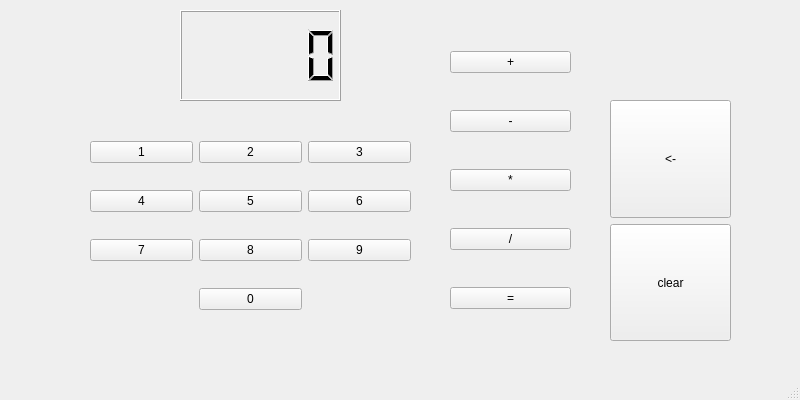
Qt form mainwindow.ui (SungYG0612/calculation_first) before a commit.
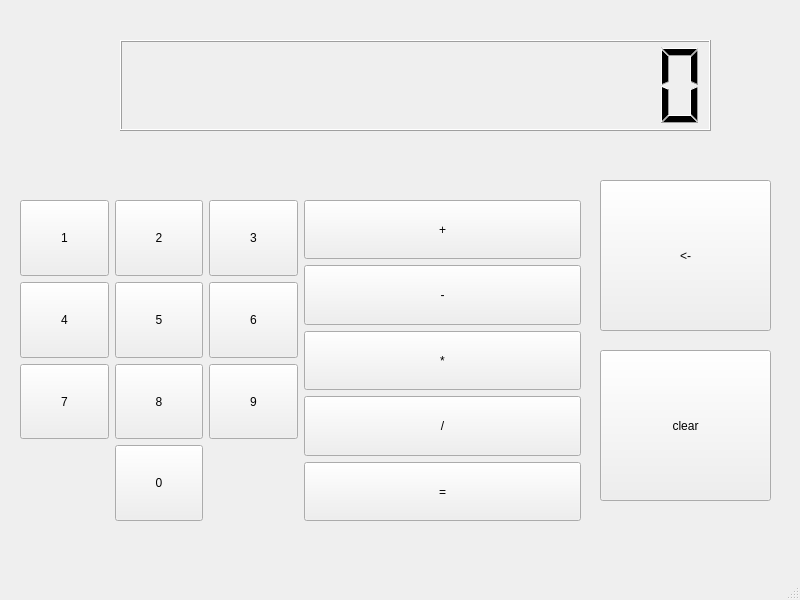
The same form after that commit.

Patch:
```diff
--- a/mainwindow.ui
+++ b/mainwindow.ui
@@ -7,7 +7,7 @@
     <x>0</x>
     <y>0</y>
     <width>800</width>
-    <height>400</height>
+    <height>600</height>
    </rect>
   </property>
   <property name="windowTitle">
@@ -17,25 +17,36 @@
    <widget class="QLCDNumber" name="lcdNumber">
     <property name="geometry">
      <rect>
-      <x>180</x>
-      <y>10</y>
-      <width>161</width>
+      <x>120</x>
+      <y>40</y>
+      <width>591</width>
       <height>91</height>
      </rect>
     </property>
+    <property name="digitCount">
+     <number>13</number>
+    </property>
    </widget>
-   <widget class="QWidget" name="gridLayoutWidget">
+   <widget class="QWidget" name="horizontalLayoutWidget">
     <property name="geometry">
      <rect>
-      <x>90</x>
-      <y>120</y>
-      <width>321</width>
-      <height>211</height>
+      <x>20</x>
+      <y>200</y>
+      <width>561</width>
+      <height>321</height>
      </rect>
     </property>
+    <layout class="QHBoxLayout" name="horizontalLayout">
+     <item>
     <layout class="QGridLayout" name="gridLayout">
      <item row="1" column="0">
       <widget class="QPushButton" name="pushButton_4">
+         <property name="sizePolicy">
+          <sizepolicy hsizetype="Minimum" vsizetype="Minimum">
+           <horstretch>0</horstretch>
+           <verstretch>0</verstretch>
+          </sizepolicy>
+         </property>
        <property name="text">
         <string>4</string>
        </property>
@@ -43,6 +54,12 @@
      </item>
      <item row="0" column="2">
       <widget class="QPushButton" name="pushButton_3">
+         <property name="sizePolicy">
+          <sizepolicy hsizetype="Minimum" vsizetype="Minimum">
+           <horstretch>0</horstretch>
+           <verstretch>0</verstretch>
+          </sizepolicy>
+         </property>
        <property name="text">
         <string>3</string>
        </property>
@@ -50,20 +67,25 @@
      </item>
      <item row="1" column="1">
       <widget class="QPushButton" name="pushButton_5">
+         <property name="sizePolicy">
+          <sizepolicy hsizetype="Minimum" vsizetype="Minimum">
+           <horstretch>0</horstretch>
+           <verstretch>0</verstretch>
+          </sizepolicy>
+         </property>
        <property name="text">
         <string>5</string>
        </property>
       </widget>
      </item>
-     <item row="0" column="0">
-      <widget class="QPushButton" name="pushButton">
-       <property name="text">
-        <string>1</string>
-       </property>
-      </widget>
-     </item>
      <item row="2" column="1">
       <widget class="QPushButton" name="pushButton_8">
+         <property name="sizePolicy">
+          <sizepolicy hsizetype="Minimum" vsizetype="Minimum">
+           <horstretch>0</horstretch>
+           <verstretch>0</verstretch>
+          </sizepolicy>
+         </property>
        <property name="text">
         <string>8</string>
        </property>
@@ -71,6 +93,12 @@
      </item>
      <item row="1" column="2">
       <widget class="QPushButton" name="pushButton_6">
+         <property name="sizePolicy">
+          <sizepolicy hsizetype="Minimum" vsizetype="Minimum">
+           <horstretch>0</horstretch>
+           <verstretch>0</verstretch>
+          </sizepolicy>
+         </property>
        <property name="text">
         <string>6</string>
        </property>
@@ -78,20 +106,25 @@
      </item>
      <item row="2" column="0">
       <widget class="QPushButton" name="pushButton_7">
+         <property name="sizePolicy">
+          <sizepolicy hsizetype="Minimum" vsizetype="Minimum">
+           <horstretch>0</horstretch>
+           <verstretch>0</verstretch>
+          </sizepolicy>
+         </property>
        <property name="text">
         <string>7</string>
        </property>
       </widget>
      </item>
-     <item row="0" column="1">
-      <widget class="QPushButton" name="pushButton_2">
-       <property name="text">
-        <string>2</string>
-       </property>
-      </widget>
-     </item>
      <item row="2" column="2">
       <widget class="QPushButton" name="pushButton_9">
+         <property name="sizePolicy">
+          <sizepolicy hsizetype="Minimum" vsizetype="Minimum">
+           <horstretch>0</horstretch>
+           <verstretch>0</verstretch>
+          </sizepolicy>
+         </property>
        <property name="text">
         <string>9</string>
        </property>
@@ -99,25 +132,55 @@
      </item>
      <item row="3" column="1">
       <widget class="QPushButton" name="pushButton_10">
+         <property name="sizePolicy">
+          <sizepolicy hsizetype="Minimum" vsizetype="Minimum">
+           <horstretch>0</horstretch>
+           <verstretch>0</verstretch>
+          </sizepolicy>
+         </property>
        <property name="text">
         <string>0</string>
        </property>
       </widget>
      </item>
-    </layout>
-   </widget>
-   <widget class="QWidget" name="verticalLayoutWidget">
-    <property name="geometry">
-     <rect>
-      <x>450</x>
-      <y>20</y>
-      <width>121</width>
-      <height>321</height>
-     </rect>
-    </property>
+       <item row="0" column="0">
+        <widget class="QPushButton" name="pushButton">
+         <property name="sizePolicy">
+          <sizepolicy hsizetype="Minimum" vsizetype="Minimum">
+           <horstretch>0</horstretch>
+           <verstretch>0</verstretch>
+          </sizepolicy>
+         </property>
+         <property name="text">
+          <string>1</string>
+         </property>
+        </widget>
+       </item>
+       <item row="0" column="1">
+        <widget class="QPushButton" name="pushButton_2">
+         <property name="sizePolicy">
+          <sizepolicy hsizetype="Minimum" vsizetype="Minimum">
+           <horstretch>0</horstretch>
+           <verstretch>0</verstretch>
+          </sizepolicy>
+         </property>
+         <property name="text">
+          <string>2</string>
+         </property>
+        </widget>
+       </item>
+      </layout>
+     </item>
+     <item>
     <layout class="QVBoxLayout" name="verticalLayout">
      <item>
       <widget class="QPushButton" name="pushButton_add">
+         <property name="sizePolicy">
+          <sizepolicy hsizetype="Minimum" vsizetype="Minimum">
+           <horstretch>0</horstretch>
+           <verstretch>0</verstretch>
+          </sizepolicy>
+         </property>
        <property name="text">
         <string>+</string>
        </property>
@@ -125,6 +188,12 @@
      </item>
      <item>
       <widget class="QPushButton" name="pushButton_sub">
+         <property name="sizePolicy">
+          <sizepolicy hsizetype="Minimum" vsizetype="Minimum">
+           <horstretch>0</horstretch>
+           <verstretch>0</verstretch>
+          </sizepolicy>
+         </property>
        <property name="text">
         <string>-</string>
        </property>
@@ -132,6 +201,12 @@
      </item>
      <item>
       <widget class="QPushButton" name="pushButton_mul">
+         <property name="sizePolicy">
+          <sizepolicy hsizetype="Minimum" vsizetype="Minimum">
+           <horstretch>0</horstretch>
+           <verstretch>0</verstretch>
+          </sizepolicy>
+         </property>
        <property name="text">
         <string>*</string>
        </property>
@@ -139,6 +214,12 @@
      </item>
      <item>
       <widget class="QPushButton" name="pushButton_div">
+         <property name="sizePolicy">
+          <sizepolicy hsizetype="Minimum" vsizetype="Minimum">
+           <horstretch>0</horstretch>
+           <verstretch>0</verstretch>
+          </sizepolicy>
+         </property>
        <property name="text">
         <string>/</string>
        </property>
@@ -146,38 +227,30 @@
      </item>
      <item>
       <widget class="QPushButton" name="pushButton_equl">
+         <property name="sizePolicy">
+          <sizepolicy hsizetype="Minimum" vsizetype="Minimum">
+           <horstretch>0</horstretch>
+           <verstretch>0</verstretch>
+          </sizepolicy>
+         </property>
        <property name="text">
         <string>=</string>
        </property>
       </widget>
      </item>
     </layout>
-   </widget>
-   <widget class="QWidget" name="verticalLayoutWidget_2">
-    <property name="geometry">
-     <rect>
-      <x>610</x>
-      <y>100</y>
-      <width>121</width>
-      <height>241</height>
-     </rect>
-    </property>
-    <layout class="QVBoxLayout" name="verticalLayout_2">
-     <item>
-      <widget class="QPushButton" name="backspace">
-       <property name="sizePolicy">
-        <sizepolicy hsizetype="Minimum" vsizetype="Minimum">
-         <horstretch>0</horstretch>
-         <verstretch>0</verstretch>
-        </sizepolicy>
-       </property>
-       <property name="text">
-        <string>&lt;-</string>
-       </property>
-      </widget>
      </item>
-     <item>
+    </layout>
+   </widget>
       <widget class="QPushButton" name="clearButton">
+    <property name="geometry">
+     <rect>
+      <x>600</x>
+      <y>350</y>
+      <width>171</width>
+      <height>151</height>
+     </rect>
+    </property>
        <property name="sizePolicy">
         <sizepolicy hsizetype="Minimum" vsizetype="Minimum">
          <horstretch>0</horstretch>
@@ -188,8 +261,24 @@
         <string>clear</string>
        </property>
       </widget>
-     </item>
-    </layout>
+   <widget class="QPushButton" name="backspace">
+    <property name="geometry">
+     <rect>
+      <x>600</x>
+      <y>180</y>
+      <width>171</width>
+      <height>151</height>
+     </rect>
+    </property>
+    <property name="sizePolicy">
+     <sizepolicy hsizetype="Minimum" vsizetype="Minimum">
+      <horstretch>0</horstretch>
+      <verstretch>0</verstretch>
+     </sizepolicy>
+    </property>
+    <property name="text">
+     <string>&lt;-</string>
+    </property>
    </widget>
   </widget>
   <widget class="QMenuBar" name="menubar">
```
Lines whose indentation alone changed are shown as unchanged.
